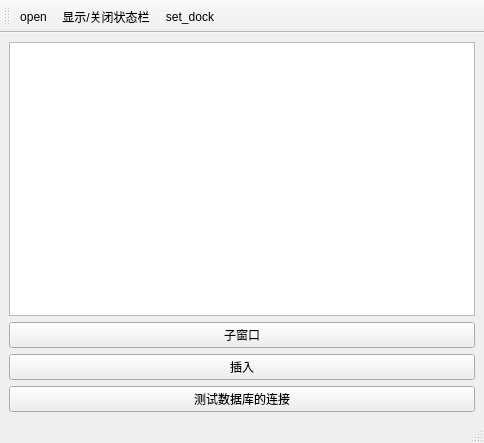
The window that mainwindow.ui (upkeke/comiccpp) describes before a commit, drawn with Qt 5.
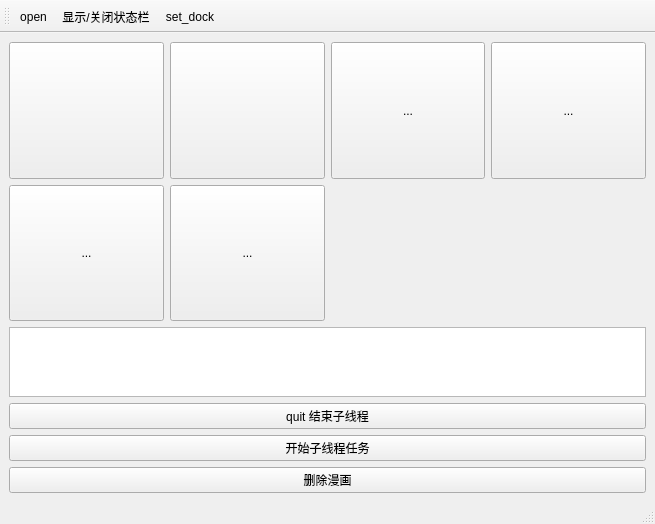
The same window after the commit. Icons and pictures are not drawn.

```diff
--- a/mainwindow.ui
+++ b/mainwindow.ui
@@ -6,36 +6,118 @@
    <rect>
     <x>0</x>
     <y>0</y>
-    <width>484</width>
-    <height>443</height>
+    <width>655</width>
+    <height>524</height>
    </rect>
   </property>
   <property name="windowTitle">
    <string>MainWindow</string>
   </property>
   <widget class="QWidget" name="centralwidget">
-   <layout class="QVBoxLayout" name="verticalLayout">
+   <layout class="QVBoxLayout" name="verticalLayout" stretch="5,1,0,0,0">
+    <item>
+     <layout class="QGridLayout" name="gridLayout">
+      <item row="0" column="0">
+       <widget class="QToolButton" name="toolButton">
+        <property name="sizePolicy">
+         <sizepolicy hsizetype="Preferred" vsizetype="Preferred">
+          <horstretch>0</horstretch>
+          <verstretch>0</verstretch>
+         </sizepolicy>
+        </property>
+        <property name="text">
+         <string/>
+        </property>
+       </widget>
+      </item>
+      <item row="0" column="1">
+       <widget class="QToolButton" name="toolButton_2">
+        <property name="sizePolicy">
+         <sizepolicy hsizetype="Preferred" vsizetype="Preferred">
+          <horstretch>0</horstretch>
+          <verstretch>0</verstretch>
+         </sizepolicy>
+        </property>
+        <property name="text">
+         <string/>
+        </property>
+       </widget>
+      </item>
+      <item row="0" column="2">
+       <widget class="QToolButton" name="toolButton_3">
+        <property name="sizePolicy">
+         <sizepolicy hsizetype="Preferred" vsizetype="Preferred">
+          <horstretch>0</horstretch>
+          <verstretch>0</verstretch>
+         </sizepolicy>
+        </property>
+        <property name="text">
+         <string>...</string>
+        </property>
+       </widget>
+      </item>
+      <item row="0" column="3">
+       <widget class="QToolButton" name="toolButton_4">
+        <property name="sizePolicy">
+         <sizepolicy hsizetype="Preferred" vsizetype="Preferred">
+          <horstretch>0</horstretch>
+          <verstretch>0</verstretch>
+         </sizepolicy>
+        </property>
+        <property name="text">
+         <string>...</string>
+        </property>
+       </widget>
+      </item>
+      <item row="1" column="0">
+       <widget class="QToolButton" name="toolButton_5">
+        <property name="sizePolicy">
+         <sizepolicy hsizetype="Preferred" vsizetype="Preferred">
+          <horstretch>0</horstretch>
+          <verstretch>0</verstretch>
+         </sizepolicy>
+        </property>
+        <property name="text">
+         <string>...</string>
+        </property>
+       </widget>
+      </item>
+      <item row="1" column="1">
+       <widget class="QToolButton" name="toolButton_6">
+        <property name="sizePolicy">
+         <sizepolicy hsizetype="Preferred" vsizetype="Preferred">
+          <horstretch>0</horstretch>
+          <verstretch>0</verstretch>
+         </sizepolicy>
+        </property>
+        <property name="text">
+         <string>...</string>
+        </property>
+       </widget>
+      </item>
+     </layout>
+    </item>
     <item>
      <widget class="QListWidget" name="listWidget"/>
     </item>
     <item>
      <widget class="QPushButton" name="pushButton">
       <property name="text">
-       <string>子窗口</string>
+       <string>quit 结束子线程</string>
       </property>
      </widget>
     </item>
     <item>
      <widget class="QPushButton" name="pushButton_3">
       <property name="text">
-       <string>插入</string>
+       <string>开始子线程任务</string>
       </property>
      </widget>
     </item>
     <item>
      <widget class="QPushButton" name="pushButton_2">
       <property name="text">
-       <string>测试数据库的连接</string>
+       <string>删除漫画</string>
       </property>
      </widget>
     </item>
```
Left out of the diff: 6 changed lines with no effect on the pictures.
